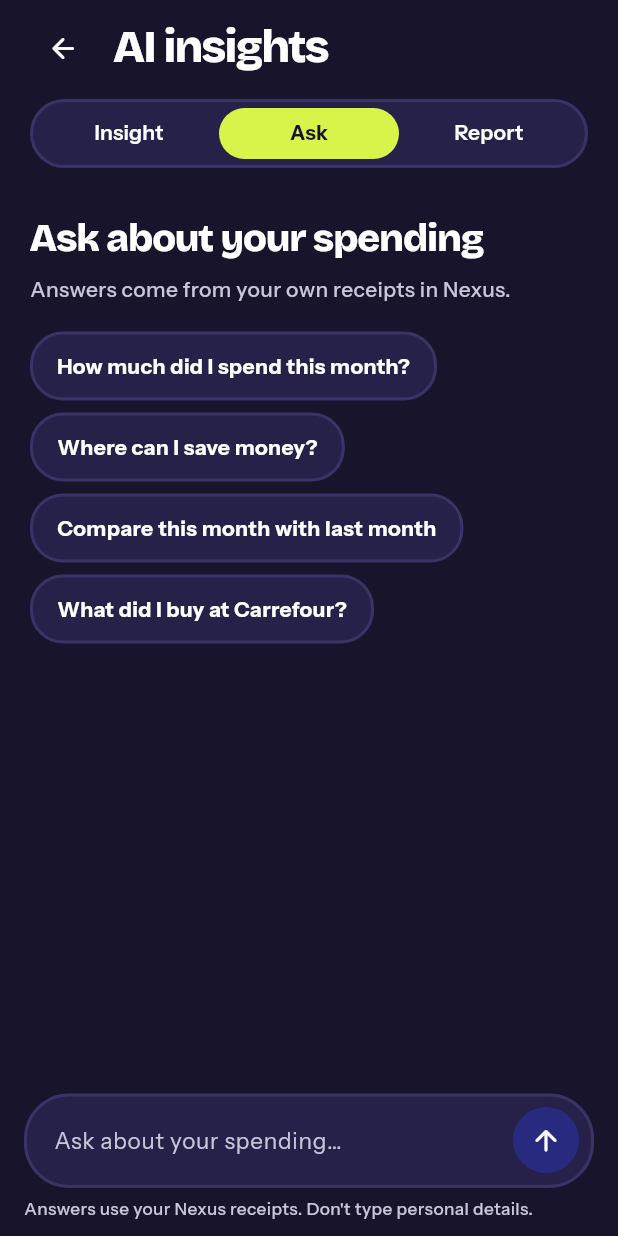
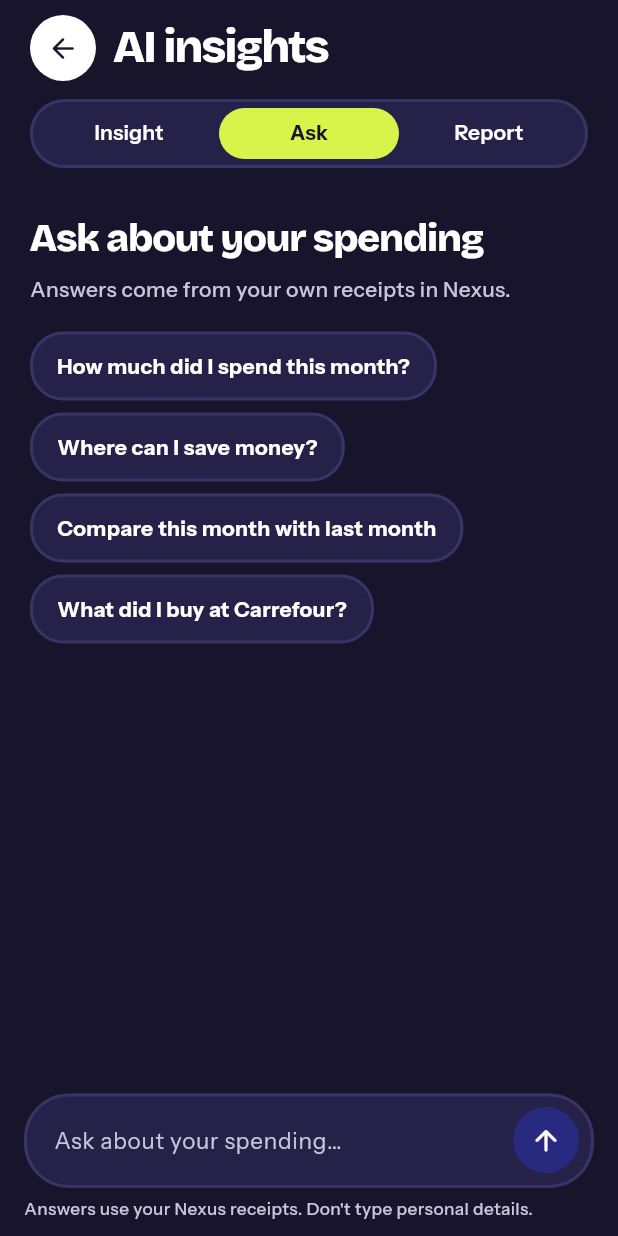
Before and after one commit to obadanedalaasadaqa-star/GP1-9, a Flutter app: the AiScreen screen opened directly, tab 2 chosen, on a phone screen of 412 x 824 dp. Run offline on Flutter 3.47's test engine with Material 3 defaults, Android fonts, the phone set to English and light mode, and no system bars; our stand-ins replace fl_chart, google_fonts, qr_flutter, shared_preferences, socket_io_client; accounts and stored records are empty; network calls fail.

Commit message:
style(design): show the round back button on ink pages (white in dark mode)

```diff
--- a/flutter_app/lib/core/design.dart
+++ b/flutter_app/lib/core/design.dart
@@ -394,18 +394,23 @@ class NxBackButton extends StatelessWidget {
       this.icon = Icons.arrow_back_rounded});
 
   @override
-  Widget build(BuildContext context) => Tooltip(
+  Widget build(BuildContext context) {
+    // Ink on paper; white on ink, where an ink circle would disappear.
+    final dark = Nx.of(context).dark;
+    return Tooltip(
       message: tooltip,
       child: Pressable(
         onTap: onTap ?? () => Navigator.of(context).maybePop(),
         child: Container(
           width: 44, height: 44,
-            decoration: const BoxDecoration(
-                color: AppColors.ink, shape: BoxShape.circle),
-            child: Icon(icon, color: Colors.white, size: 22),
+          decoration: BoxDecoration(
+              color: dark ? Colors.white : AppColors.ink,
+              shape: BoxShape.circle),
+          child: Icon(icon, color: dark ? AppColors.ink : Colors.white, size: 22),
         ),
       ),
     );
+  }
 }
 
 /// Small rounded chip; [filled] for the selected state.
```
Lines whose indentation alone changed are shown as unchanged.
